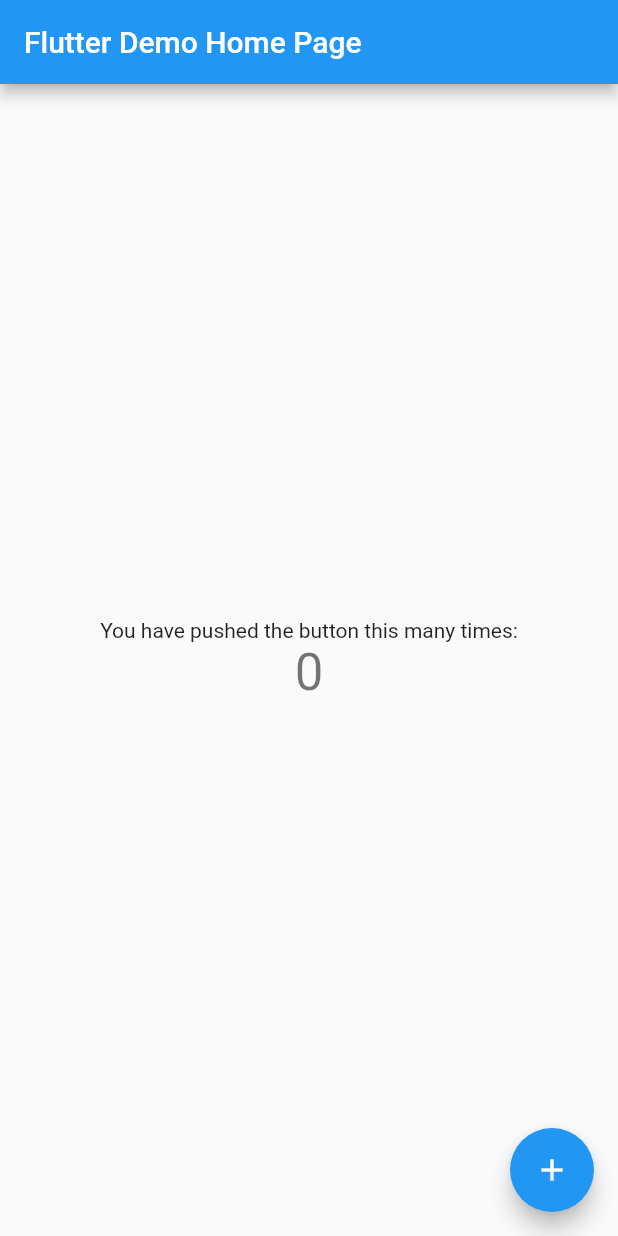
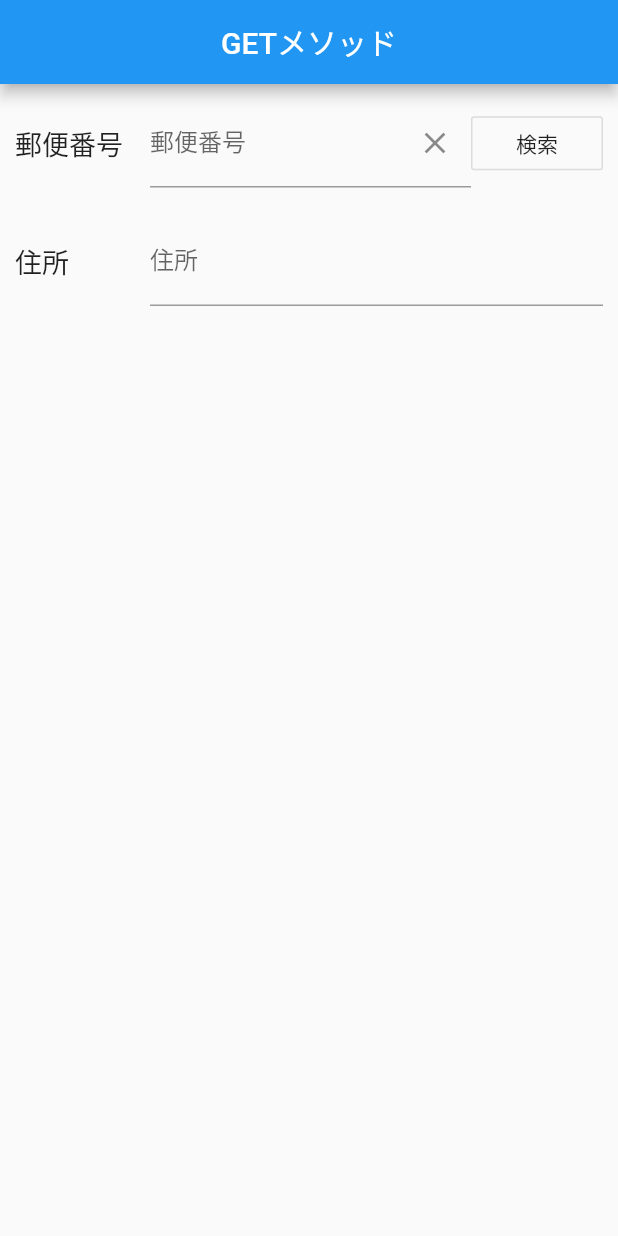
Before and after one commit to 11mrhappy/practice_api, a Flutter app: the screen it shows after launch, on a phone screen of 412 x 824 dp. Run offline on Flutter 3.47's test engine with Material 2 defaults, Android fonts, the phone set to English and light mode, and no system bars.

Commit message:
postcode app

```diff
--- a/lib/main.dart
+++ b/lib/main.dart
@@ -1,4 +1,7 @@
+import 'dart:convert';
+
 import 'package:flutter/material.dart';
+import 'package:http/http.dart';
 
 void main() {
   runApp(MyApp());
@@ -8,59 +11,91 @@ class MyApp extends StatelessWidget {
   @override
   Widget build(BuildContext context) {
     return MaterialApp(
-      title: 'Flutter Demo',
+      debugShowCheckedModeBanner: false,
+      title: 'Hatchout',
       theme: ThemeData(
         primarySwatch: Colors.blue,
         visualDensity: VisualDensity.adaptivePlatformDensity,
       ),
-      home: MyHomePage(title: 'Flutter Demo Home Page'),
+      home: TopPage(),
     );
   }
 }
 
-class MyHomePage extends StatefulWidget {
-  MyHomePage({Key key, this.title}) : super(key: key);
 
-  final String title;
-
+class TopPage extends StatefulWidget {
   @override
-  _MyHomePageState createState() => _MyHomePageState();
+  _TopPageState createState() => _TopPageState();
 }
 
-class _MyHomePageState extends State<MyHomePage> {
-  int _counter = 0;
+class _TopPageState extends State<TopPage> {
 
-  void _incrementCounter() {
-    setState(() {
-      _counter++;
-    });
-  }
+  final zipCodeController = TextEditingController();
+  final addressController = TextEditingController();
 
   @override
   Widget build(BuildContext context) {
     return Scaffold(
         appBar: AppBar(
-        title: Text(widget.title),
+          title: Text('GETメソッド'),
+          centerTitle: true,
         ),
-      body: Center(
+        body: Padding(
+          padding: const EdgeInsets.all(10.0),
           child: Column(
-          mainAxisAlignment: MainAxisAlignment.center,
-          children: <Widget>[
-            Text(
-              'You have pushed the button this many times:',
+            children: [
+              Row(
+                children: [
+                  Container(child: Text('郵便番号', style: TextStyle(fontSize: 18.0),), width: 90),
+                  Expanded(
+                    child: TextFormField(
+                      maxLines: 1,
+                      controller: zipCodeController,
+                      keyboardType: TextInputType.number,
+                      decoration: InputDecoration(
+                        labelText: '郵便番号',
+                        suffixIcon: IconButton(
+                          highlightColor: Colors.transparent,
+                          icon: Container(
+                              width: 36.0, child: new Icon(Icons.clear)),
+                          onPressed: () {
+                            zipCodeController.clear();
+                            addressController.clear();
+                          },
+                          splashColor: Colors.transparent,
                         ),
-            Text(
-              '$_counter',
-              style: Theme.of(context).textTheme.headline4,
+                      ),
+                    ),
+                  ),
+                  OutlineButton(
+                    child: Text('検索'),
+                    onPressed: () async {
+                      var result = await get('https://zipcloud.ibsnet.co.jp/api/search?zipcode=${zipCodeController.text}');
+                      Map<String, dynamic> map = jsonDecode(result.body)['results'][0];
+                      addressController.text = '${map['address1']}${map['address2']}${map['address3']}';
+                    },
                   ),
                 ],
               ),
+              Padding(padding: EdgeInsets.symmetric(vertical: 10.0)),
+              Row(
+                children: [
+                  Container(child: Text('住所', style: TextStyle(fontSize: 18.0)), width: 90,),
+                  Expanded(
+                    child: TextFormField(
+                      maxLines: 1,
+                      controller: addressController,
+                      decoration: InputDecoration(
+                        labelText: '住所',
                       ),
-      floatingActionButton: FloatingActionButton(
-        onPressed: _incrementCounter,
-        tooltip: 'Increment',
-        child: Icon(Icons.add),
                     ),
+                  ),
+                ],
+              ),
+            ],
+          ),
+        )
     );
   }
+
 }
--- a/pubspec.yaml
+++ b/pubspec.yaml
@@ -21,6 +21,7 @@ environment:
   sdk: ">=2.7.0 <3.0.0"
 
 dependencies:
+  http: ^0.12.2
   flutter:
     sdk: flutter
 
```
Also changed, not shown: pubspec.lock. Lines whose indentation alone changed are shown as unchanged.
